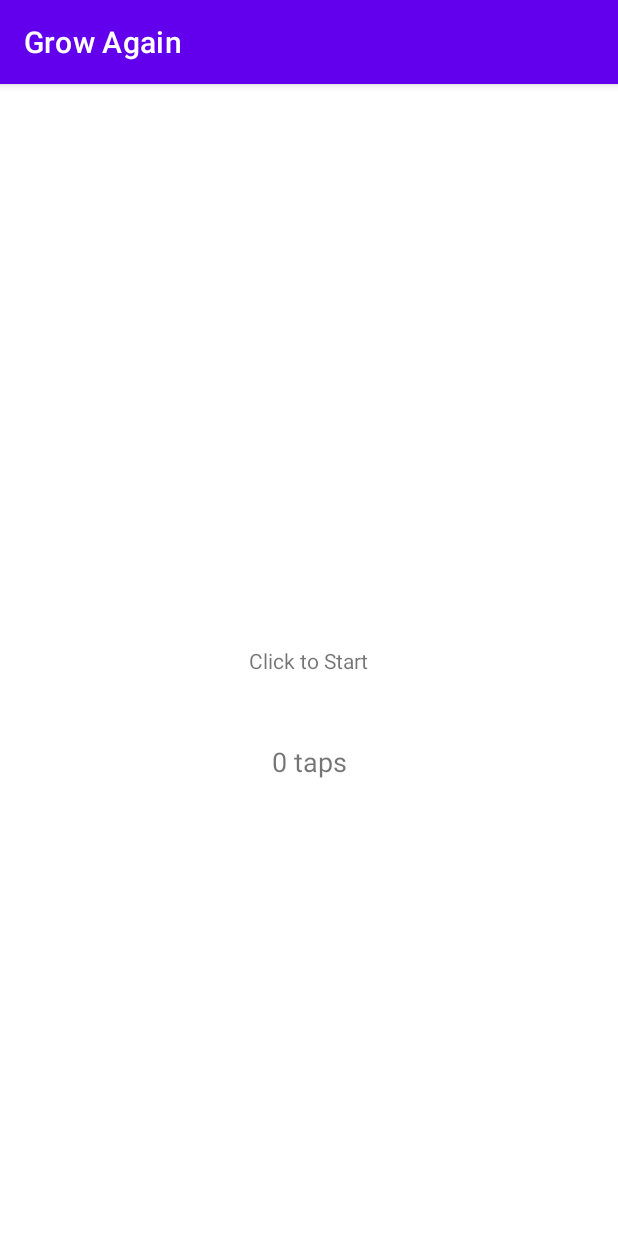
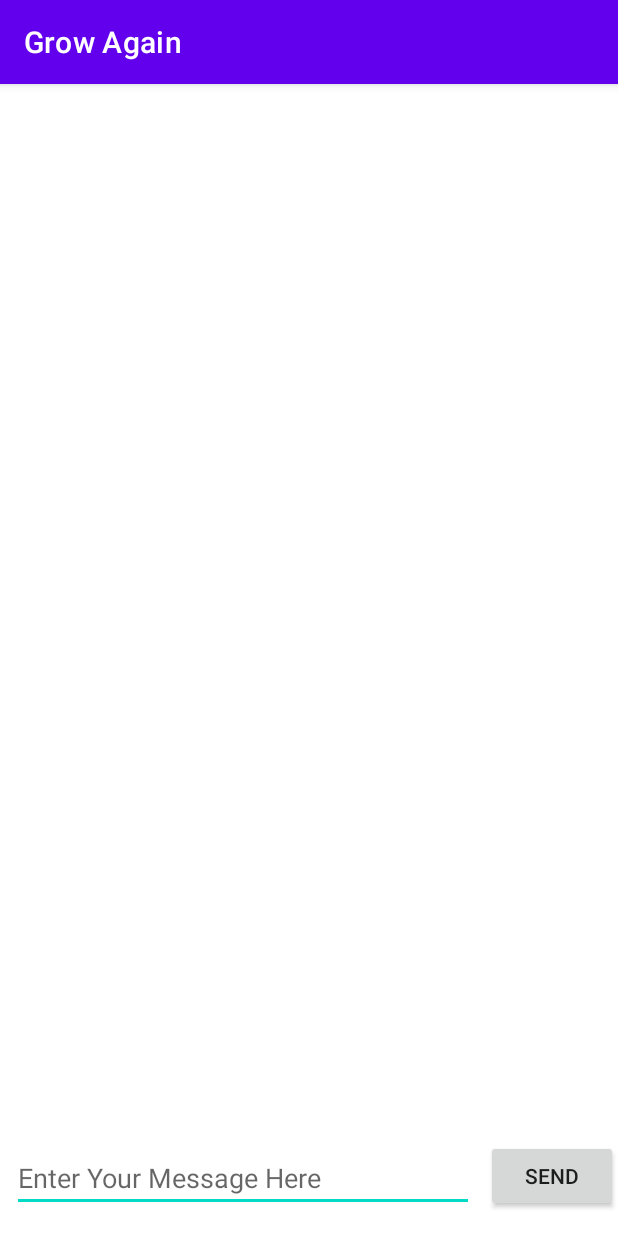
Before and after one commit to xiaoRoy/GrowAgain, an Android app: the screen it shows after launch (CoroutineActivity before the commit, FirstEspressoActivity after it), on a phone screen of 412 x 824 dp. Run offline under Robolectric (Android 15) with nearby library versions, the phone set to English and light mode, and no system bars.

Commit message:
Setup two activities for espresso.

```diff
--- a/app/src/main/AndroidManifest.xml
+++ b/app/src/main/AndroidManifest.xml
@@ -12,13 +12,17 @@
         android:supportsRtl="true"
         android:theme="@style/Theme.GrowAgain">
         <activity android:name=".MainActivity">
+
+        </activity>
+        <activity android:name=".codelab.coroutine.CoroutineActivity" />
+        <activity android:name=".codelab.espresso.FirstEspressoActivity">
             <intent-filter>
                 <action android:name="android.intent.action.MAIN" />
 
                 <category android:name="android.intent.category.LAUNCHER" />
             </intent-filter>
         </activity>
-        <activity android:name=".codelab.coroutine.CoroutineActivity" />
+        <activity android:name=".codelab.espresso.SecondEspressoActivity" />
 
         <uses-library
             android:name="android.test.base"
--- /dev/null
+++ b/app/src/main/java/com/learn/growagain/codelab/espresso/FirstEspressoActivity.kt
@@ -0,0 +1,51 @@
+package com.learn.growagain.codelab.espresso
+
+import android.content.Intent
+import android.os.Bundle
+import android.view.View
+import android.widget.EditText
+import android.widget.TextView
+import androidx.activity.result.ActivityResult
+import androidx.activity.result.ActivityResultLauncher
+import androidx.activity.result.contract.ActivityResultContracts
+import androidx.appcompat.app.AppCompatActivity
+import com.learn.growagain.R
+
+class FirstEspressoActivity : AppCompatActivity() {
+
+    private lateinit var viewHeaderReplied: View
+    private lateinit var tvMessageReplied: TextView
+    private lateinit var etSendMessage: EditText
+    private lateinit var activityResultLauncher: ActivityResultLauncher<Intent>
+
+    override fun onCreate(savedInstanceState: Bundle?) {
+        super.onCreate(savedInstanceState)
+        setContentView(R.layout.activity_first_espresso)
+
+        viewHeaderReplied = findViewById(R.id.text_header_replied)
+        tvMessageReplied = findViewById(R.id.text_message_replied)
+        etSendMessage = findViewById(R.id.editText_send)
+        initActivityResultLauncher()
+
+
+        findViewById<View>(R.id.button_send).setOnClickListener {
+            val message = etSendMessage.text.toString()
+//            startActivityForResult(setupSecondEspressoIntent(this, message))
+            activityResultLauncher.launch(setupSecondEspressoIntent(this, message))
+        }
+    }
+
+    private fun initActivityResultLauncher() {
+        activityResultLauncher =
+            registerForActivityResult(ActivityResultContracts.StartActivityForResult()) { result: ActivityResult ->
+                if (RESULT_OK == result.resultCode) {
+                    val repliedMessage = result.data?.getStringExtra(EXTRA_REPLY)
+                    if (repliedMessage != null) {
+                        viewHeaderReplied.visibility = View.VISIBLE
+                        tvMessageReplied.visibility = View.VISIBLE
+                        tvMessageReplied.text = repliedMessage
+                    }
+                }
+            }
+    }
+}
--- /dev/null
+++ b/app/src/main/res/layout/activity_first_espresso.xml
@@ -0,0 +1,54 @@
+<?xml version="1.0" encoding="utf-8"?>
+<androidx.constraintlayout.widget.ConstraintLayout
+    xmlns:android="http://schemas.android.com/apk/res/android"
+    xmlns:app="http://schemas.android.com/apk/res-auto"
+    android:layout_width="match_parent"
+    android:layout_height="match_parent"
+    >
+
+    <androidx.appcompat.widget.AppCompatTextView
+        android:id="@+id/text_header_replied"
+        android:layout_width="wrap_content"
+        android:layout_height="wrap_content"
+        android:layout_marginStart="8dp"
+        android:layout_marginTop="16dp"
+        android:text="@string/header_reply"
+        android:textAppearance="@style/TextAppearance.AppCompat.Medium"
+        android:textStyle="bold"
+        android:visibility="invisible"
+        app:layout_constraintStart_toStartOf="parent"
+        app:layout_constraintTop_toTopOf="parent" />
+
+    <androidx.appcompat.widget.AppCompatTextView
+        android:id="@+id/text_message_replied"
+        android:layout_width="wrap_content"
+        android:layout_height="wrap_content"
+        android:layout_marginStart="8dp"
+        android:layout_marginTop="8dp"
+        android:visibility="invisible"
+        app:layout_constraintStart_toStartOf="parent"
+        app:layout_constraintTop_toBottomOf="@+id/text_header_replied" />
+
+    <androidx.appcompat.widget.AppCompatButton
+        android:id="@+id/button_send"
+        android:layout_width="wrap_content"
+        android:layout_height="wrap_content"
+        android:layout_marginBottom="16dp"
+        android:text="@string/send"
+        app:layout_constraintBottom_toBottomOf="parent"
+        app:layout_constraintRight_toRightOf="parent" />
+
+    <androidx.appcompat.widget.AppCompatEditText
+        android:id="@+id/editText_send"
+        android:layout_width="0dp"
+        android:layout_height="wrap_content"
+        android:layout_marginBottom="16dp"
+        android:layout_marginEnd="8dp"
+        android:layout_marginStart="8dp"
+        android:ems="10"
+        android:hint="@string/send_hint"
+        android:inputType="textLongMessage"
+        app:layout_constraintBottom_toBottomOf="parent"
+        app:layout_constraintEnd_toStartOf="@+id/button_send"
+        app:layout_constraintStart_toStartOf="parent" />
+</androidx.constraintlayout.widget.ConstraintLayout>
--- a/app/src/main/res/values/strings.xml
+++ b/app/src/main/res/values/strings.xml
@@ -8,4 +8,15 @@
     <string name="loading_task_error">Error while loading task</string>
 
     <string name="no_task">No tasks</string>
+
+
+    <!--Espresso -->
+    <string name="send">Send</string>
+    <string name="send_hint">Enter Your Message Here</string>
+    <string name="header_reply">Reply Received</string>
+
+    <string name="message_received">Message Received</string>
+    <string name="reply">Reply</string>
+    <string name="replay_hint">Enter Your Reply Here</string>
+    <!--End of Espresso -->
 </resources>
--- a/build.gradle
+++ b/build.gradle
@@ -63,9 +63,9 @@ allprojects {
     repositories {
         google()
         jcenter()
-        maven {
-            url "http://dl.bintray.com/kotlin/kotlin-eap"
-        }
+//        maven {
+//            url "http://dl.bintray.com/kotlin/kotlin-eap"
+//        }
     }
 
 }
```
Also changed, not shown: app/src/main/java/com/learn/growagain/codelab/espresso/Intents.kt (added, +16 -0 lines), app/src/main/java/com/learn/growagain/codelab/espresso/SecondEspressoActivity.kt (added, +33 -0 lines), app/src/main/res/layout/activity_second_espresso.xml (added, +50 -0 lines).
